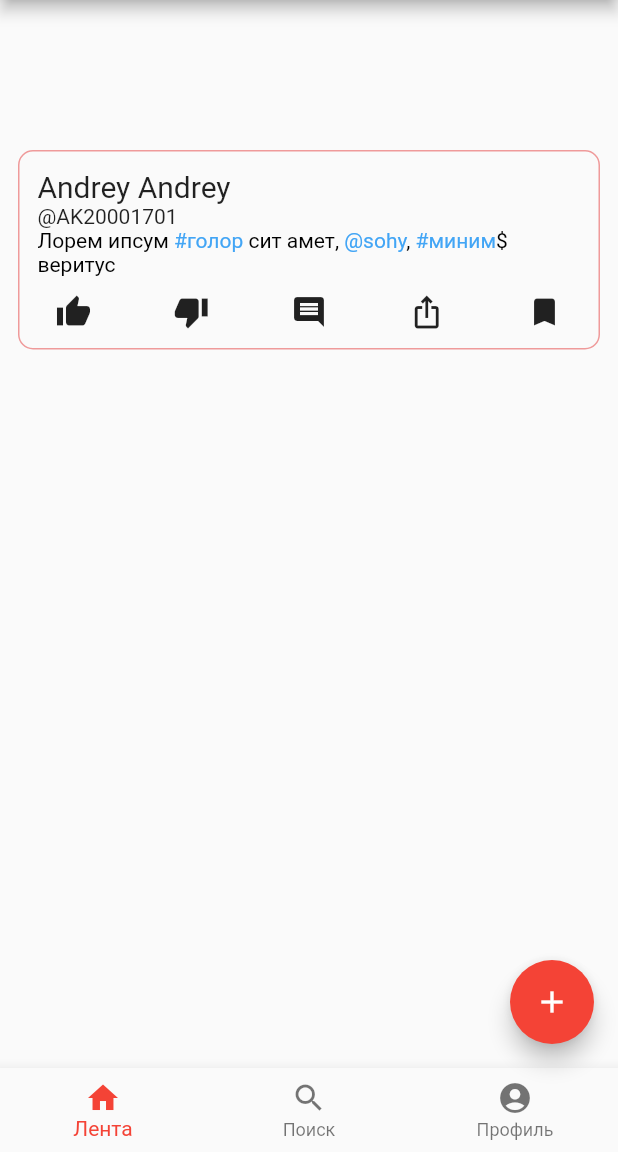
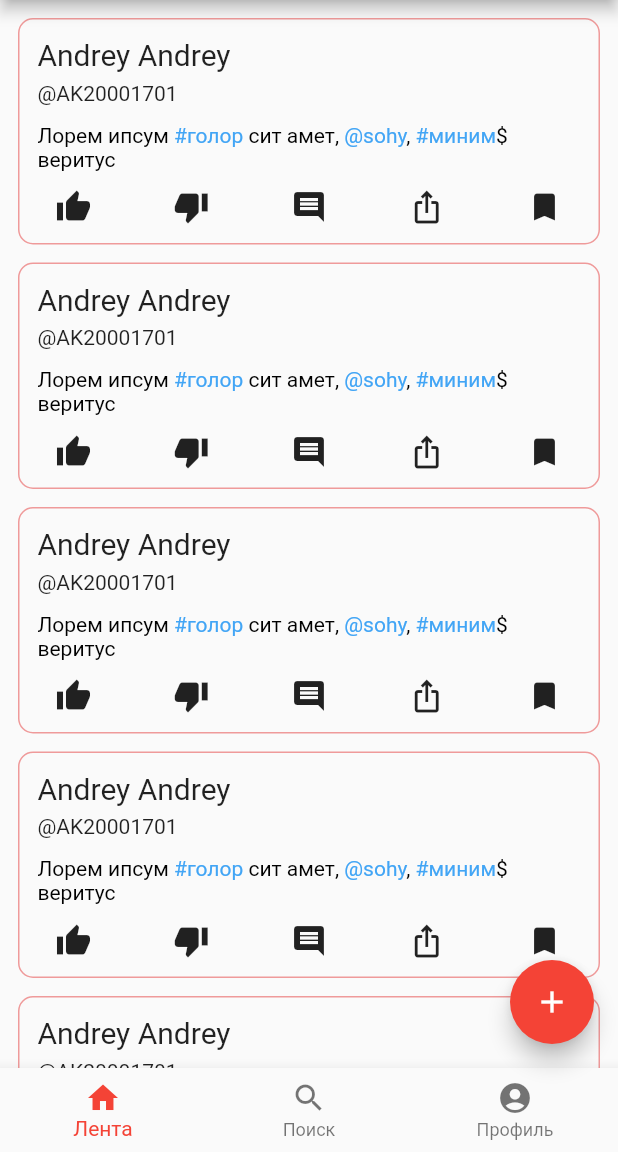
Before and after one commit to andrey-solovyev/crowtor, a Flutter app: the Home screen opened by its route, on a phone screen of 412 x 824 dp, the part 84-1236 px from its top. Run offline on Flutter 3.47's test engine with Material 2 defaults, Android fonts, the phone set to English and light mode, and no system bars.

```diff
--- a/frontend/lib/components/feed.dart
+++ b/frontend/lib/components/feed.dart
@@ -1,24 +1,68 @@
 import 'package:crowtor/components/tweet.dart';
 import 'package:flutter/cupertino.dart';
+import 'package:flutter/material.dart';
 
-class Feed extends StatefulWidget{
+class Feed extends StatefulWidget {
   const Feed({Key key}) : super(key: key);
+
   @override
   _FeedState createState() => _FeedState();
 }
 
 class _FeedState extends State<Feed> {
+  // List<Tweet> tweets = [];
+  //
+  // void addNewTweets() {
+  //   setState(() {
+  //     tweets.add(Tweet());
+  //   });
+  // }
+
   @override
   Widget build(BuildContext context) {
-    return ListView(
-      shrinkWrap: true,
-      children: [
-        SizedBox(height: 100,),
-        Tweet(),
-        // Tweet(),
-        // Tweet(),
-        // Tweet(),
-      ],
+
+    ScrollController controller;
+    List<Widget> tweets = [];
+    tweets.add(Tweet());
+    tweets.add(Tweet());
+    tweets.add(Tweet());
+    tweets.add(Tweet());
+    tweets.add(Tweet());
+    tweets.add(Tweet());
+    tweets.add(Tweet());
+
+    void _scrollListener() {
+      print(controller.position.extentAfter);
+      if (controller.position.extentAfter < 500) {
+        setState(() {
+          tweets.add(Tweet());
+          // items.addAll(new List.generate(42, (index) => 'Inserted $index'));
+        });
+      }
+    }
+
+    @override
+    void initState() {
+      super.initState();
+      controller = new ScrollController()..addListener(_scrollListener);
+    }
+
+    @override
+    void dispose() {
+      controller.removeListener(_scrollListener);
+      super.dispose();
+    }
+
+
+    // final items = List<String>.generate(10000, (i) => "Item $i");
+
+    return ListView.builder(
+      controller: controller,
+      itemCount: tweets.length,
+      itemBuilder: (context, index) {
+        return Padding(padding: EdgeInsets.fromLTRB(0, 12, 0, 0), child: tweets[index],);
+      },
     );
+    // FloatingActionButton(onPressed: addNewTweets, child: Text("qwe"),));
   }
 }
--- a/frontend/lib/components/tweet.dart
+++ b/frontend/lib/components/tweet.dart
@@ -10,7 +10,11 @@ class Tweet extends StatefulWidget {
 class _TweetState extends State<Tweet> {
   @override
   Widget build(BuildContext context) {
-    return Container(
+    return GestureDetector(
+        onTap: () {
+          print("OPEN TWEET");
+        },
+        child: Container(
             margin: EdgeInsets.fromLTRB(12.0, 0, 12.0, 0),
             padding: EdgeInsets.fromLTRB(12.0, 12, 12.0, 0),
             decoration: BoxDecoration(
@@ -22,45 +26,75 @@ class _TweetState extends State<Tweet> {
             child: Column(
               crossAxisAlignment: CrossAxisAlignment.start,
               children: [
-            Text("Andrey Andrey", style: TextStyle(fontSize: 20),),
-            Text("@AK20001701"),
-            MyText(text: "Лорем ипсум #голор сит амет, @sohy, #миним\$ веритус",),
+                GestureDetector(
+                    onTap: () {
+                      print("OPEN OTHER USER PROFILE");
+                    },
+                    child: new Container(
+                      child: new Column(
+                          crossAxisAlignment: CrossAxisAlignment.start,
+                          children: [
+                            Text(
+                              "Andrey Andrey",
+                              style: TextStyle(fontSize: 20),
+                            ),
+                            Padding(
+                              padding: EdgeInsets.fromLTRB(0, 6, 0, 0),
+                              child: Text("@AK20001701"),
+                            ),
+                          ]),
+                    )),
+                // Text(
+                //   "Andrey Andrey",
+                //   style: TextStyle(fontSize: 20),
+                // ),
+                // Padding(
+                //   padding: EdgeInsets.fromLTRB(0, 6, 0, 0),
+                //   child: Text("@AK20001701"),
+                // ),
+                Padding(
+                  padding: EdgeInsets.fromLTRB(0, 12, 0, 0),
+                  child: MyText(
+                    text:
+                        "Лорем ипсум #голор сит амет, @sohy, #миним\$ веритус",
+                  ),
+                ),
                 Row(
                   mainAxisAlignment: MainAxisAlignment.spaceBetween,
                   children: [
                     IconButton(
                       icon: Icon(Icons.thumb_up),
                       onPressed: () {
-                    print("press");
+                        print("thumb_up");
                       },
                     ),
                     IconButton(
                       icon: Icon(Icons.thumb_down),
                       onPressed: () {
-                    print("press");
+                        print("thumb_down");
                       },
                     ),
                     IconButton(
                       icon: Icon(Icons.comment),
                       onPressed: () {
-                    print("press");
+                        print("comment");
                       },
                     ),
                     IconButton(
                       icon: Icon(Icons.ios_share),
                       onPressed: () {
-                    print("press");
+                        print("ios_share");
                       },
                     ),
                     IconButton(
                       icon: Icon(Icons.bookmark),
                       onPressed: () {
-                    print("press");
+                        print("bookmark");
                       },
                     ),
                   ],
                 )
               ],
-        ));
+            )));
   }
 }
--- a/frontend/lib/screens/registrationScreen.dart
+++ b/frontend/lib/screens/registrationScreen.dart
@@ -226,8 +226,9 @@ class _RegistrationScreenState extends State<RegistrationScreen> {
                             registrationRequestModel.lastName = lastNameController.text;
                             registrationRequestModel.bDay = bDayController.text;
                             registrationRequestModel.password = passwordController.text;
+                            registrationRequestModel.nickName = nickNameController.text;
 
-                            print(registrationRequestModel.toJson());
+                            // print(registrationRequestModel.toJson());
 
                             APIService apiService = new APIService();
                             apiService.register(registrationRequestModel).then((value) {
```
Also changed, not shown: frontend/lib/api/apiService.dart (+33 -10 lines), frontend/lib/model/registrationModel.dart (+9 -1 lines). Lines whose indentation alone changed are shown as unchanged.
